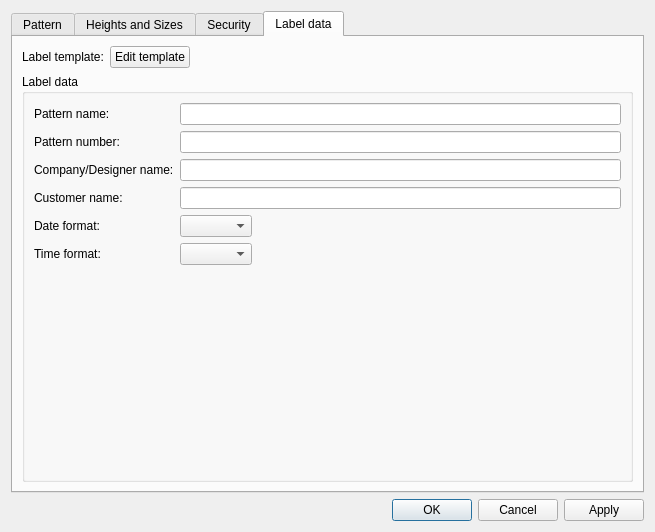
First picture: the form in src/app/seamly2d/dialogs/dialogpatternproperties.ui, repository FashionFreedom/Seamly2D, before the edit.
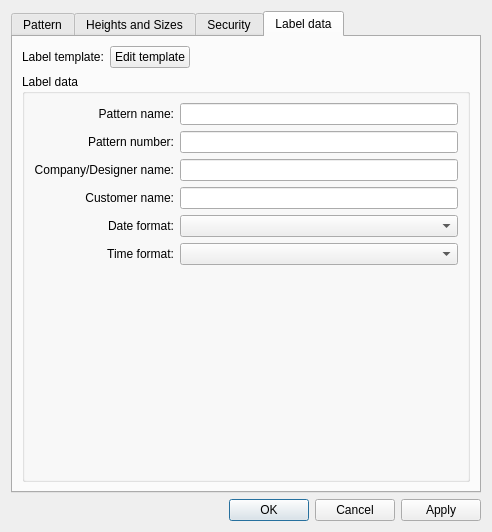
Second picture: the form after the edit. The open tabs and pages were chosen to show the change. Icons and pictures are not drawn. Custom widgets are drawn as their Qt base class.

Diff of the .ui file:
```diff
--- a/src/app/seamly2d/dialogs/dialogpatternproperties.ui
+++ b/src/app/seamly2d/dialogs/dialogpatternproperties.ui
@@ -6,7 +6,7 @@
    <rect>
     <x>0</x>
     <y>0</y>
-    <width>655</width>
+    <width>492</width>
     <height>532</height>
    </rect>
   </property>
@@ -1239,15 +1239,23 @@
          <property name="title">
           <string>Label data</string>
          </property>
+         <layout class="QVBoxLayout" name="verticalLayout_12">
+          <item>
          <layout class="QFormLayout" name="formLayout">
-          <property name="fieldGrowthPolicy">
-           <enum>QFormLayout::ExpandingFieldsGrow</enum>
-          </property>
           <item row="0" column="0">
            <widget class="QLabel" name="label_6">
+              <property name="minimumSize">
+               <size>
+                <width>140</width>
+                <height>0</height>
+               </size>
+              </property>
             <property name="text">
              <string>Pattern name:</string>
             </property>
+              <property name="alignment">
+               <set>Qt::AlignRight|Qt::AlignTrailing|Qt::AlignVCenter</set>
+              </property>
            </widget>
           </item>
           <item row="0" column="1">
@@ -1259,9 +1267,18 @@
           </item>
           <item row="1" column="0">
            <widget class="QLabel" name="label_7">
+              <property name="minimumSize">
+               <size>
+                <width>140</width>
+                <height>0</height>
+               </size>
+              </property>
             <property name="text">
              <string>Pattern number:</string>
             </property>
+              <property name="alignment">
+               <set>Qt::AlignRight|Qt::AlignTrailing|Qt::AlignVCenter</set>
+              </property>
            </widget>
           </item>
           <item row="1" column="1">
@@ -1273,9 +1290,18 @@
           </item>
           <item row="2" column="0">
            <widget class="QLabel" name="label_8">
+              <property name="minimumSize">
+               <size>
+                <width>140</width>
+                <height>0</height>
+               </size>
+              </property>
             <property name="text">
              <string>Company/Designer name:</string>
             </property>
+              <property name="alignment">
+               <set>Qt::AlignRight|Qt::AlignTrailing|Qt::AlignVCenter</set>
+              </property>
            </widget>
           </item>
           <item row="2" column="1">
@@ -1287,9 +1313,18 @@
           </item>
           <item row="3" column="0">
            <widget class="QLabel" name="label_10">
+              <property name="minimumSize">
+               <size>
+                <width>140</width>
+                <height>0</height>
+               </size>
+              </property>
             <property name="text">
              <string>Customer name:</string>
             </property>
+              <property name="alignment">
+               <set>Qt::AlignRight|Qt::AlignTrailing|Qt::AlignVCenter</set>
+              </property>
            </widget>
           </item>
           <item row="3" column="1">
@@ -1301,9 +1336,18 @@
           </item>
           <item row="4" column="0">
            <widget class="QLabel" name="label">
+              <property name="minimumSize">
+               <size>
+                <width>140</width>
+                <height>0</height>
+               </size>
+              </property>
             <property name="text">
              <string>Date format:</string>
             </property>
+              <property name="alignment">
+               <set>Qt::AlignRight|Qt::AlignTrailing|Qt::AlignVCenter</set>
+              </property>
            </widget>
           </item>
           <item row="4" column="1">
@@ -1311,13 +1355,37 @@
           </item>
           <item row="5" column="0">
            <widget class="QLabel" name="label_11">
+              <property name="minimumSize">
+               <size>
+                <width>140</width>
+                <height>0</height>
+               </size>
+              </property>
             <property name="text">
              <string>Time format:</string>
             </property>
+              <property name="alignment">
+               <set>Qt::AlignRight|Qt::AlignTrailing|Qt::AlignVCenter</set>
+              </property>
            </widget>
           </item>
           <item row="5" column="1">
            <widget class="QComboBox" name="comboBoxTimeFormat"/>
+            </item>
+           </layout>
+          </item>
+          <item>
+           <spacer name="verticalSpacer">
+            <property name="orientation">
+             <enum>Qt::Vertical</enum>
+            </property>
+            <property name="sizeHint" stdset="0">
+             <size>
+              <width>20</width>
+              <height>40</height>
+             </size>
+            </property>
+           </spacer>
           </item>
          </layout>
         </widget>
```
Left out of the diff: 4 changed lines with no effect on the pictures. Lines whose indentation alone changed are shown as unchanged.
